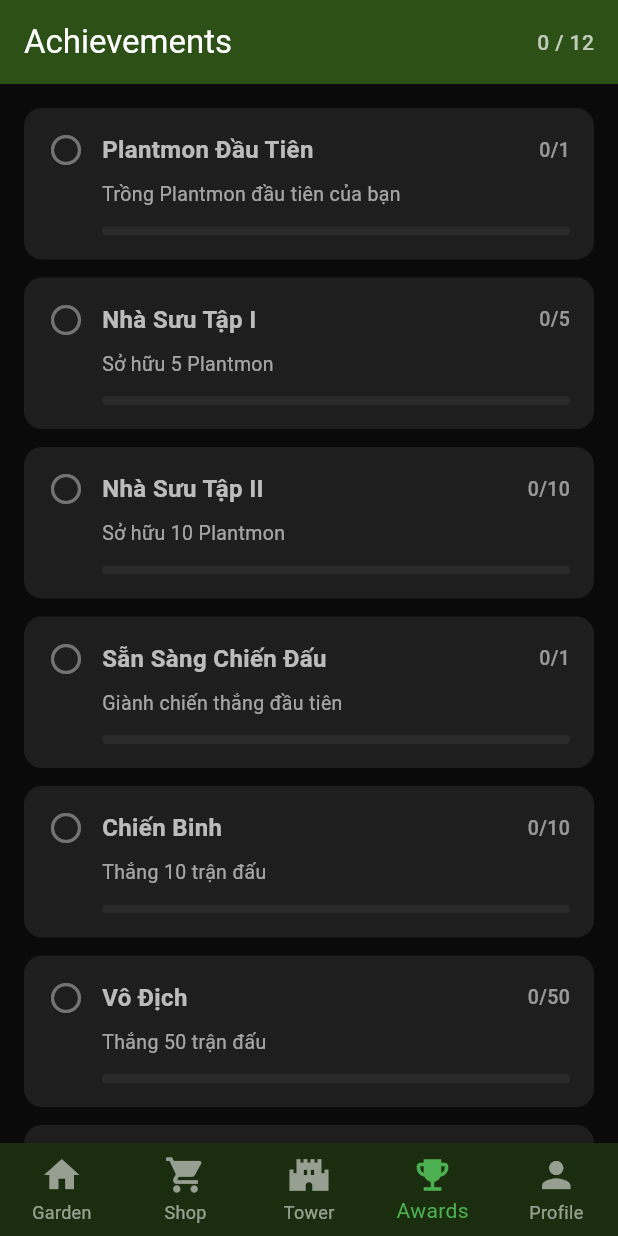
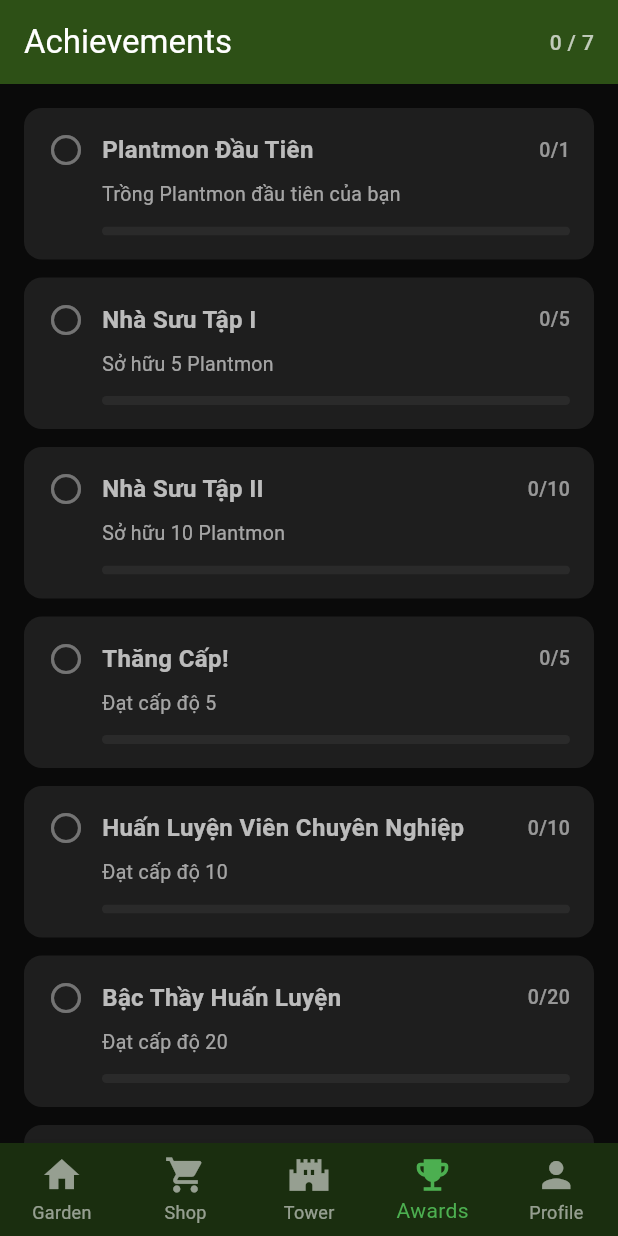
Before and after one commit to nielpattin/2025_LTTBDD_N05, a Flutter app: the MainNavigation screen opened directly, item 4 of the bottom bar chosen, on a phone screen of 412 x 824 dp. Run offline on Flutter 3.47's test engine with Material 3 defaults, Android fonts, the phone set to English and light mode, and no system bars; our stand-ins replace shared_preferences; missing offline and left inert: flame; accounts and stored records are empty.

Commit message:
refactor: simplify the app, remove unused stuff

```diff
--- a/lib/game/game_state.dart
+++ /dev/null
@@ -1,7 +0,0 @@
-import 'package:flutter/foundation.dart';
-
-class GameState extends ChangeNotifier {
-  void reset() {
-    notifyListeners();
-  }
-}
--- a/lib/models/achievement.dart
+++ b/lib/models/achievement.dart
@@ -87,30 +87,6 @@ final List<Achievement> defaultAchievements = [
     icon: 'inventory_2',
   ),
   const Achievement(
-    id: 'battle_ready',
-    name: 'Sẵn Sàng Chiến Đấu',
-    description: 'Giành chiến thắng đầu tiên',
-    progress: 0,
-    target: 1,
-    icon: 'sports_kabaddi',
-  ),
-  const Achievement(
-    id: 'warrior',
-    name: 'Chiến Binh',
-    description: 'Thắng 10 trận đấu',
-    progress: 0,
-    target: 10,
-    icon: 'military_tech',
-  ),
-  const Achievement(
-    id: 'champion',
-    name: 'Vô Địch',
-    description: 'Thắng 50 trận đấu',
-    progress: 0,
-    target: 50,
-    icon: 'emoji_events',
-  ),
-  const Achievement(
     id: 'level_5',
     name: 'Thăng Cấp!',
     description: 'Đạt cấp độ 5',
@@ -135,22 +111,6 @@ final List<Achievement> defaultAchievements = [
     icon: 'workspace_premium',
   ),
   const Achievement(
-    id: 'star_collector',
-    name: 'Nhà Sưu Tập Sao',
-    description: 'Tích luỹ 100 sao',
-    progress: 0,
-    target: 100,
-    icon: 'star',
-  ),
-  const Achievement(
-    id: 'evolver',
-    name: 'Tiến Hóa',
-    description: 'Tiến hóa 1 Plantmon',
-    progress: 0,
-    target: 1,
-    icon: 'auto_awesome',
-  ),
-  const Achievement(
     id: 'full_garden',
     name: 'Vườn Đầy',
     description: 'Lấp đầy tất cả các slot',
--- a/lib/providers/provider_setup.dart
+++ b/lib/providers/provider_setup.dart
@@ -1,6 +1,5 @@
 import 'package:flutter/material.dart';
 import 'package:provider/provider.dart';
-import '../game/game_state.dart';
 import '../game/player_profile.dart';
 import '../providers/rewards_state.dart';
 import '../theme/app_theme.dart';
@@ -26,7 +25,6 @@ class ProviderSetup {
         ChangeNotifierProvider<RewardsState>.value(
           value: _rewardsStateInstance,
         ),
-        ChangeNotifierProvider(create: (_) => GameState()),
       ],
 
       child: MaterialApp(
--- a/lib/screens/battle_screen.dart
+++ b/lib/screens/battle_screen.dart
@@ -495,7 +495,6 @@ class _BattleScreenState extends State<BattleScreen>
       await profile.addStars(result.starsEarned);
 
       if (result.isWin) {
-        await profile.addBattleWin();
         await profile.incrementTowerFloor();
       }
 
--- a/lib/screens/tower_screen.dart
+++ b/lib/screens/tower_screen.dart
@@ -46,10 +46,10 @@ class _TowerScreenState extends State<TowerScreen> {
               child: const Column(
                 mainAxisAlignment: MainAxisAlignment.center,
                 children: [
-                  Icon(Icons.search_off, size: 80, color: Colors.white38),
+                  Icon(Icons.store, size: 80, color: Colors.white38),
                   SizedBox(height: 24),
                   Text(
-                    'No Plantmon Yet!',
+                    'Chưa có Plantmon nào!',
                     style: TextStyle(
                       color: Colors.white,
                       fontSize: 24,
@@ -58,7 +58,7 @@ class _TowerScreenState extends State<TowerScreen> {
                   ),
                   SizedBox(height: 12),
                   Text(
-                    'Grow plants in the Garden first',
+                    'Đến cửa hàng và thu thập Plantmon để bắt đầu chinh phục Tower!',
                     style: TextStyle(color: Colors.white70, fontSize: 16),
                     textAlign: TextAlign.center,
                   ),
```
Also changed, not shown: lib/game/home_screen.dart (deleted, +0 -54 lines), lib/game/player_profile.dart (+4 -72 lines), lib/screens/settings_screen.dart (+15 -15 lines).
